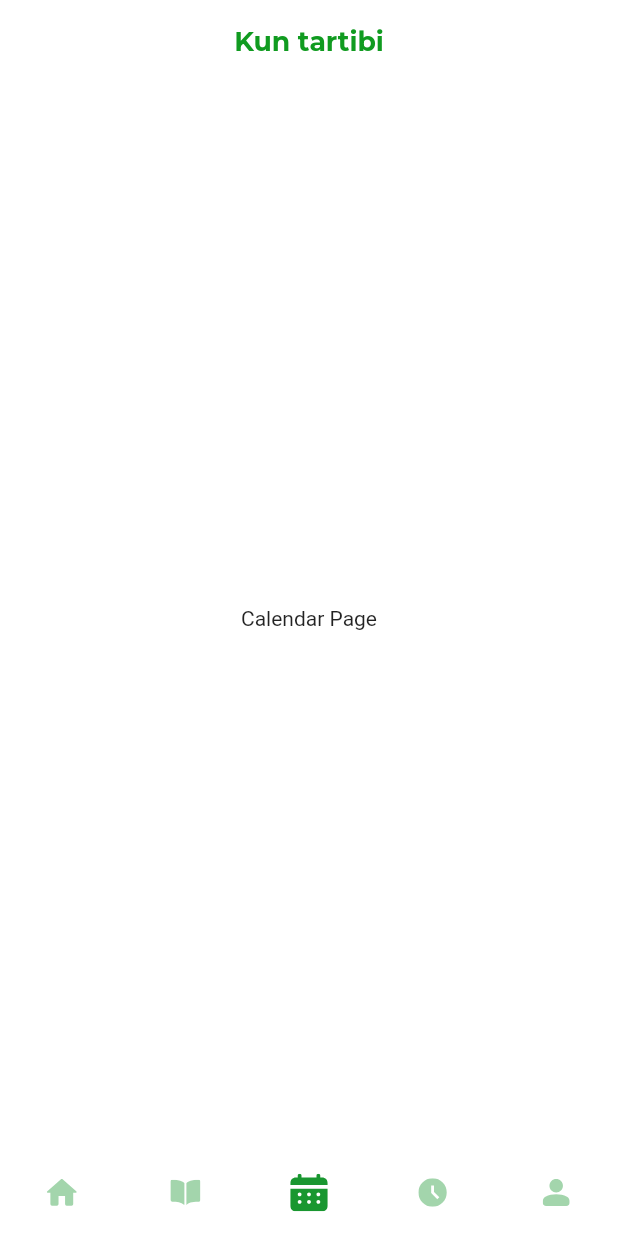
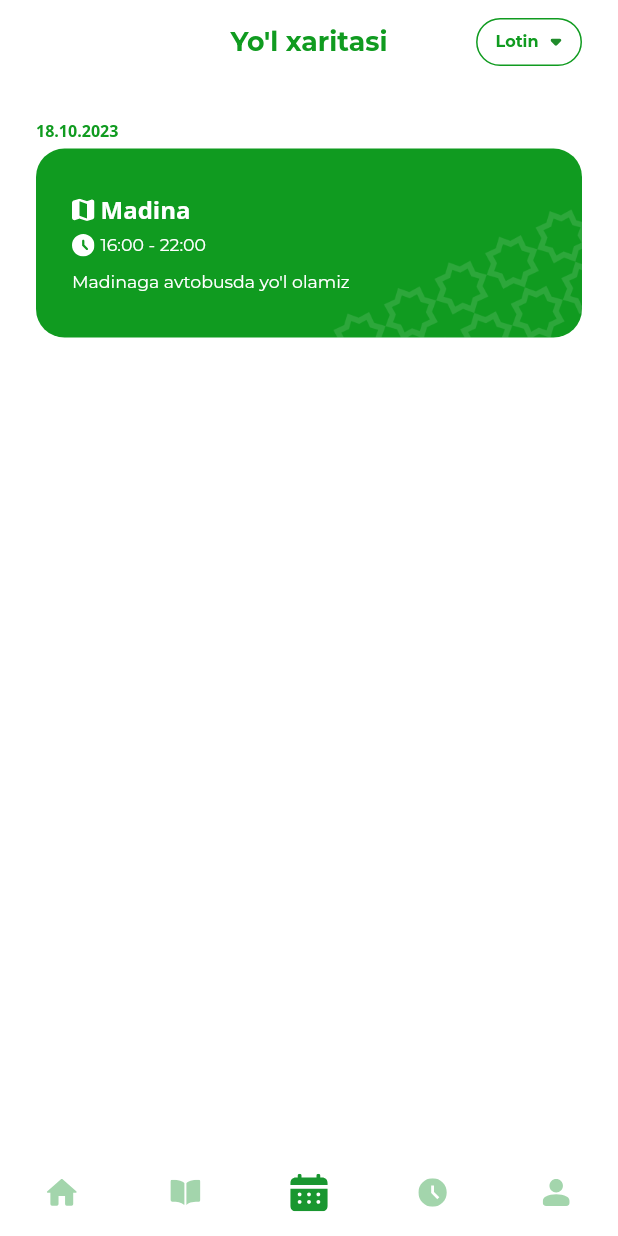
Before and after one commit to muwicef/haramayn, a Flutter app: the MainPage screen opened by its route, item 3 of the bottom bar chosen, on a phone screen of 412 x 824 dp. Run offline on Flutter 3.47's test engine with Material 2 defaults, Android fonts, the phone set to English and light mode, and no system bars; our stand-ins replace carousel_slider, dots_indicator, easy_localization, flutter_phoenix, flutter_screenutil, flutter_svg.

Commit message:
add calendar page

```diff
--- a/assets/translations/uz-latin.json
+++ b/assets/translations/uz-latin.json
@@ -1,7 +1,7 @@
 {
     "titles": {
         "useful": "Foydali",
-        "daily-plans": "Kun tartibi",
+        "daily-plans": "Yo'l xaritasi",
         "pray-times": "Namoz vaqtlari",
         "profile": "Shaxsiy profil"
     },
@@ -34,7 +34,7 @@
     "home-page": {
         "direction-title": "Yo'nalish",
         "direction-place": "Toshkent - Madina",
-        "empty-count": "Bo'sh o'rinlar soni",
+        "empty-count": "Bo'sh o'rinlar soni: ",
         "book-title": "Kitoblar",
         "pray-title": "Namoz vaqtlari",
         "item-title": "Kitob",
@@ -58,7 +58,7 @@
     },
     "profile-page": {
         "name": "Islomjon Olimjonov",
-        "balance": "Balans",
+        "balance": "Balans: ",
         "title-data": "Ma'lumotlar",
         "branch": "Filial",
         "branch-data": "Andijon",
--- a/lib/core/constants/app_assets.dart
+++ b/lib/core/constants/app_assets.dart
@@ -100,6 +100,10 @@ class AppIcons extends AssetsFolder {
   String get visa => '$basePath/visa.svg';
 
   String get document => '$basePath/document.svg';
+
+  String get location2 => '$basePath/location2.svg';
+
+  String get time6 => '$basePath/time6.svg';
 }
 
 class AppImages extends AssetsFolder {
--- a/lib/core/constants/app_text_styles.dart
+++ b/lib/core/constants/app_text_styles.dart
@@ -10,6 +10,13 @@ class AppTextStyles {
     fontSize: 28.sp,
     fontWeight: FontWeight.w700,
     color: AppColors.primaryColor,
+  );
+
+  static TextStyle openStyle18b = TextStyle(
+    fontFamily: 'OpenSans',
+    fontSize: 18.sp,
+    fontWeight: FontWeight.w700,
+    color: Colors.white,
   );
 
   static TextStyle openStyle18s = TextStyle(
@@ -203,6 +210,20 @@ class AppTextStyles {
     color: AppColors.welcomeTextColor.withOpacity(0.2),
   );
 
+  static TextStyle montStyle13r = TextStyle(
+    fontFamily: 'Montserrat',
+    fontSize: 13.sp,
+    fontWeight: FontWeight.w400,
+    color: Colors.white,
+  );
+
+  static TextStyle montStyle12b = TextStyle(
+    fontFamily: 'Montserrat',
+    fontSize: 12.sp,
+    fontWeight: FontWeight.w700,
+    color: AppColors.primaryColor,
+  );
+
   static TextStyle montStyle12s = TextStyle(
     fontFamily: 'Montserrat',
     fontSize: 12.sp,
--- a/lib/main.dart
+++ b/lib/main.dart
@@ -1,6 +1,7 @@
 import 'package:easy_localization/easy_localization.dart';
 import 'package:flutter/material.dart';
 import 'package:flutter/services.dart';
+import 'package:flutter_phoenix/flutter_phoenix.dart';
 import 'package:flutter_screenutil/flutter_screenutil.dart';
 
 import 'presentation/routes.dart';
@@ -16,7 +17,9 @@ void main() async {
       ],
       saveLocale: true,
       path: 'assets/translations',
-      child: const MyApp(),
+      child: Phoenix(
+        child: const MyApp(),
+      ),
     ),
   );
 }
--- a/lib/presentation/pages/calendar/calendar_page.dart
+++ b/lib/presentation/pages/calendar/calendar_page.dart
@@ -1,12 +1,74 @@
 import 'package:flutter/material.dart';
+import 'package:flutter_svg/svg.dart';
+import 'package:haramayn/core/constants/app_assets.dart';
+import 'package:haramayn/core/constants/app_colors.dart';
+import 'package:haramayn/core/constants/app_text_styles.dart';
 
 class CalendarPage extends StatelessWidget {
   const CalendarPage({super.key});
 
   @override
   Widget build(BuildContext context) {
-    return const Center(
-      child: Text('Calendar Page'),
+    return Padding(
+      padding: const EdgeInsets.all(24),
+      child: Column(
+        crossAxisAlignment: CrossAxisAlignment.start,
+        children: [
+          Text(
+            '18.10.2023',
+            style: AppTextStyles.openStyle12b,
+          ),
+          const SizedBox(height: 4),
+          Container(
+            width: double.maxFinite,
+            padding: const EdgeInsets.symmetric(horizontal: 24, vertical: 30),
+            decoration: BoxDecoration(
+              image: DecorationImage(
+                image: AssetImage(AppAssets.images.informationBg),
+                fit: BoxFit.contain,
+                alignment: Alignment.bottomRight,
+              ),
+              borderRadius: BorderRadius.circular(19),
+              color: AppColors.primaryColor,
+            ),
+            child: Column(
+              crossAxisAlignment: CrossAxisAlignment.start,
+              children: [
+                Row(
+                  children: [
+                    SvgPicture.asset(
+                      AppAssets.icons.location2,
+                    ),
+                    const SizedBox(width: 4),
+                    Text(
+                      'Madina',
+                      style: AppTextStyles.openStyle18b,
+                    ),
+                  ],
+                ),
+                const SizedBox(height: 5),
+                Row(
+                  children: [
+                    SvgPicture.asset(
+                      AppAssets.icons.time6,
+                    ),
+                    const SizedBox(width: 4),
+                    Text(
+                      '16:00 - 22:00',
+                      style: AppTextStyles.montStyle13r,
+                    ),
+                  ],
+                ),
+                const SizedBox(height: 10),
+                Text(
+                  'Madinaga avtobusda yo\'l olamiz',
+                  style: AppTextStyles.montStyle13r,
+                )
+              ],
+            ),
+          ),
+        ],
+      ),
     );
   }
 }
--- a/lib/presentation/pages/home/info_direction_page.dart
+++ b/lib/presentation/pages/home/info_direction_page.dart
@@ -3,6 +3,7 @@ import 'package:flutter_screenutil/flutter_screenutil.dart';
 import 'package:flutter_svg/svg.dart';
 import 'package:haramayn/core/constants/app_colors.dart';
 import 'package:haramayn/core/constants/app_text_styles.dart';
+import 'package:url_launcher/url_launcher.dart';
 
 import '../../../core/constants/app_assets.dart';
 import 'components/detail_info.dart';
@@ -133,7 +134,9 @@ class InfoDirectionPage extends StatelessWidget {
                   style: AppTextStyles.openStyle28b,
                 ),
                 const Spacer(),
-                SvgPicture.asset(AppAssets.icons.dialPhone),
+                InkWell(
+                    onTap: () => launchUrl(Uri.parse("tel:+998 93 990 90 90")),
+                    child: SvgPicture.asset(AppAssets.icons.dialPhone)),
               ],
             ),
             Padding(
@@ -149,7 +152,9 @@ class InfoDirectionPage extends StatelessWidget {
                   style: AppTextStyles.openStyle28b,
                 ),
                 const Spacer(),
-                SvgPicture.asset(AppAssets.icons.dialPhone),
+                InkWell(
+                    onTap: () => launchUrl(Uri.parse("tel:+998 93 990 90 90")),
+                    child: SvgPicture.asset(AppAssets.icons.dialPhone)),
               ],
             ),
             SizedBox(height: 25.h),
--- a/lib/presentation/pages/main/main_page.dart
+++ b/lib/presentation/pages/main/main_page.dart
@@ -1,6 +1,7 @@
 import 'package:easy_localization/easy_localization.dart';
 import 'package:flutter/material.dart';
 import 'package:flutter_svg/svg.dart';
+import 'package:haramayn/core/constants/app_colors.dart';
 import 'package:haramayn/core/constants/app_text_styles.dart';
 
 import '../../../core/constants/app_assets.dart';
@@ -9,6 +10,8 @@ import '../calendar/calendar_page.dart';
 import '../home/home_page.dart';
 import '../pray-time/pray_time_page.dart';
 import '../profile/profile_page.dart';
+
+enum LanguageType { latin, kirill }
 
 class MainPage extends StatefulWidget {
   const MainPage({super.key});
@@ -19,7 +22,9 @@ class MainPage extends StatefulWidget {
 
 class _MainPageState extends State<MainPage> {
   int selectedIndex = 0;
+
   PageController pageController = PageController(initialPage: 0);
+
   final List<String> appBarTitles = [
     'Haramayn Tour',
     'titles'.tr(gender: 'useful'),
@@ -28,8 +33,20 @@ class _MainPageState extends State<MainPage> {
     'titles'.tr(gender: 'profile'),
   ];
 
+  late LanguageType? languageType;
+  Map languages = {
+    LanguageType.latin: 'Lotin',
+    LanguageType.kirill: 'Кирилл',
+  };
+
   @override
   Widget build(BuildContext context) {
+    if (context.locale.toString() == "uz_latin") {
+      languageType = LanguageType.latin;
+    } else {
+      languageType = LanguageType.kirill;
+    }
+
     return Scaffold(
       backgroundColor: Colors.white,
       appBar: AppBar(
@@ -41,6 +58,55 @@ class _MainPageState extends State<MainPage> {
         elevation: 0,
         backgroundColor: Colors.white,
         leading: const SizedBox(),
+        actions: [
+          PopupMenuButton(
+            child: Container(
+              margin: const EdgeInsets.fromLTRB(0, 12, 24, 12),
+              padding: const EdgeInsets.symmetric(horizontal: 12),
+              decoration: BoxDecoration(
+                border: Border.all(
+                  color: AppColors.primaryColor,
+                  width: 1,
+                ),
+                borderRadius: BorderRadius.circular(43),
+              ),
+              child: Row(
+                children: [
+                  Text(
+                    languages[languageType],
+                    style: AppTextStyles.montStyle12b,
+                  ),
+                  const SizedBox(width: 8),
+                  SvgPicture.asset(AppAssets.icons.arrowBottom),
+                ],
+              ),
+            ),
+            itemBuilder: (context) => [
+              PopupMenuItem(
+                child: Text(
+                  'Lotin',
+                  style: AppTextStyles.montStyle16r.copyWith(color: AppColors.textColor4),
+                ),
+                onTap: () async {
+                  languageType = LanguageType.latin;
+                  await context.setLocale(const Locale('uz', 'latin'));
+                  setState(() {});
+                },
+              ),
+              PopupMenuItem(
+                child: Text(
+                  'Кирилл',
+                  style: AppTextStyles.montStyle16r.copyWith(color: AppColors.textColor4),
+                ),
+                onTap: () async {
+                  languageType = LanguageType.kirill;
+                  await context.setLocale(const Locale('uz', 'cyrillic'));
+                  setState(() {});
+                },
+              ),
+            ],
+          )
+        ],
       ),
       body: PageView(
         controller: pageController,
--- a/lib/presentation/pages/select-lang/select_lang_page.dart
+++ b/lib/presentation/pages/select-lang/select_lang_page.dart
@@ -25,6 +25,8 @@ class _SelectLanguagePageState extends State<SelectLanguagePage> {
     LanguageType.latin: 'Lotin alifbosi',
     LanguageType.kirill: 'Кирилл алифбоси',
   };
+
+  final jobRoleCtrl = TextEditingController();
 
   @override
   Widget build(BuildContext context) {
--- a/pubspec.yaml
+++ b/pubspec.yaml
@@ -19,6 +19,8 @@ dependencies:
   carousel_slider: ^4.2.1
   dots_indicator: ^2.1.0
   easy_localization: ^3.0.1
+  flutter_phoenix: ^1.1.0
+  url_launcher: ^6.1.7
 
 
 dev_dependencies:
```
Also changed, not shown: assets/icons/location2.svg (added), assets/icons/time6.svg (added), pubspec.lock, 1 other file.
